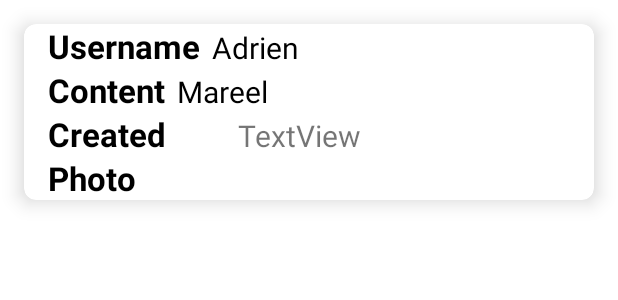
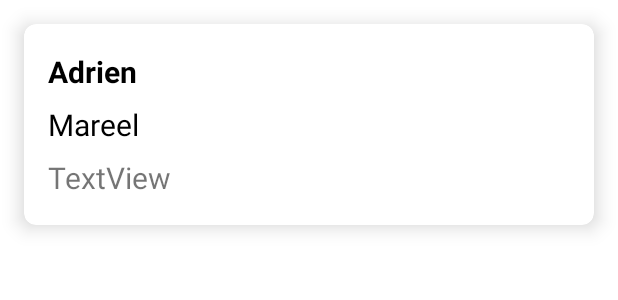
Before and after one commit to AdriMareel/AndroidProjectSocialNetwork, an Android app: the layout item.xml on its own in the app's theme, with its tools: preview values and no code run, on a phone screen of 412 x 824 dp. Shown: the top 300 px of the screen. Run offline under Robolectric (Android 15) with nearby library versions, the phone set to English and light mode, and no system bars.

Commit message:
update visuel item

```diff
--- a/app/src/main/res/layout/item.xml
+++ b/app/src/main/res/layout/item.xml
@@ -17,24 +17,20 @@
             android:layout_width="wrap_content"
             android:layout_height="wrap_content"
             android:layout_gravity="center_vertical"
+            android:layout_marginTop="10dp"
+            android:layout_marginEnd="10dp"
             android:orientation="horizontal">
-
-            <TextView
-                android:layout_width="wrap_content"
-                android:layout_height="wrap_content"
-                android:text="Username"
-                android:textColor="@color/black"
-                android:textSize="22sp"
-                android:textStyle="bold" />
 
             <TextView
                 android:id="@+id/tvUsername"
                 android:layout_width="wrap_content"
                 android:layout_height="wrap_content"
-                android:layout_marginLeft="8dp"
+                android:layout_marginTop="8dp"
+                android:layout_marginBottom="8dp"
                 android:text="Adrien"
                 android:textColor="@color/black"
-                android:textSize="20sp" />
+                android:textSize="20sp"
+                android:textStyle="bold" />
 
         </LinearLayout>
 
@@ -45,18 +41,10 @@
             android:orientation="horizontal">
 
             <TextView
-                android:layout_width="wrap_content"
-                android:layout_height="wrap_content"
-                android:text="Content"
-                android:textColor="@color/black"
-                android:textSize="22sp"
-                android:textStyle="bold" />
-
-            <TextView
                 android:id="@+id/tvContent"
                 android:layout_width="wrap_content"
                 android:layout_height="wrap_content"
-                android:layout_marginLeft="8dp"
+                android:layout_marginBottom="8dp"
                 android:text="Mareel"
                 android:textColor="@color/black"
                 android:textSize="20sp" />
@@ -69,18 +57,10 @@
             android:orientation="horizontal">
 
             <TextView
-                android:layout_width="wrap_content"
-                android:layout_height="wrap_content"
-                android:layout_weight="1"
-                android:text="Created"
-                android:textColor="#000000"
-                android:textSize="22sp"
-                android:textStyle="bold" />
-
-            <TextView
                 android:id="@+id/tvDate"
                 android:layout_width="172dp"
                 android:layout_height="wrap_content"
+                android:layout_marginBottom="8dp"
                 android:layout_weight="1"
                 android:text="TextView"
                 android:textSize="20sp" />
@@ -92,19 +72,12 @@
             android:layout_gravity="center_vertical"
             android:orientation="horizontal">
 
-            <TextView
-                android:layout_width="wrap_content"
-                android:layout_height="wrap_content"
-                android:text="Photo"
-                android:textColor="@color/black"
-                android:textSize="22sp"
-                android:textStyle="bold" />
-
             <ImageView
                 android:id="@+id/ivImage"
                 android:layout_width="wrap_content"
                 android:layout_height="wrap_content"
                 android:layout_marginLeft="8dp"
+                android:layout_marginBottom="10dp"
                 android:text="Adrien"
                 android:textColor="@color/black"
                 android:textSize="20sp" />
```
